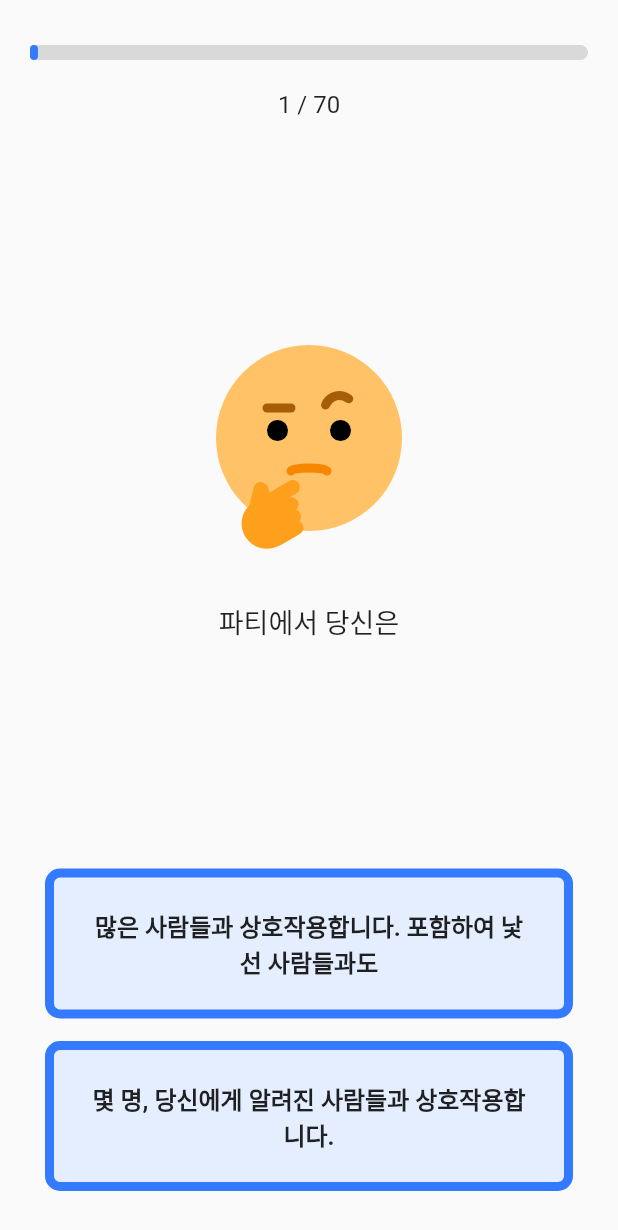
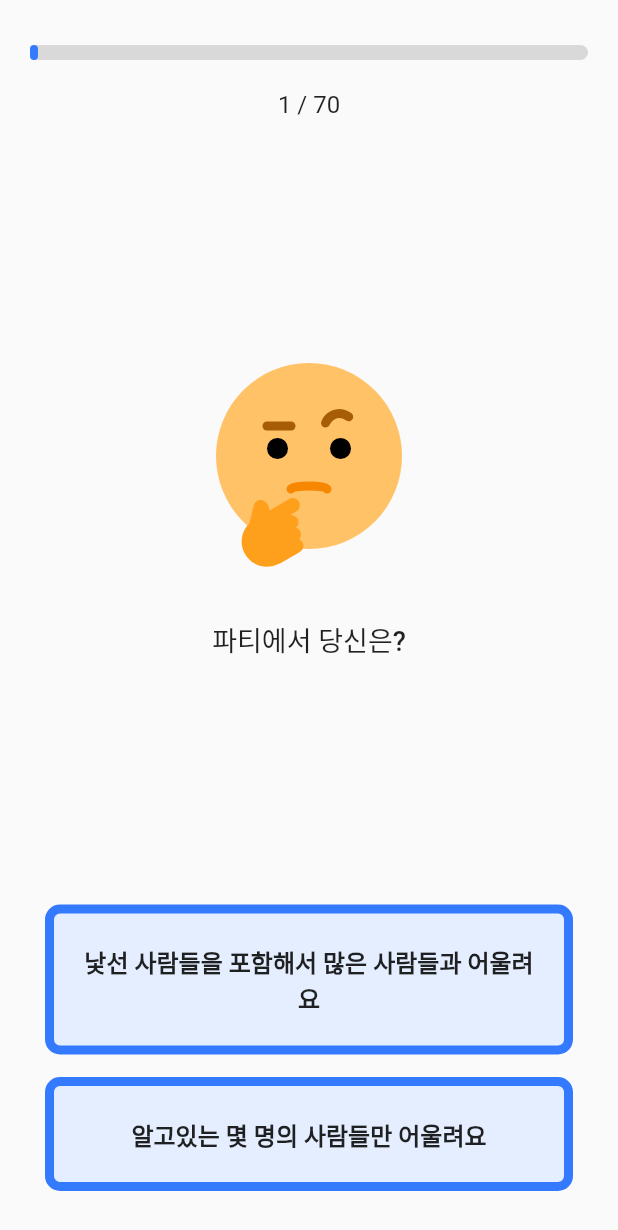
Before and after one commit to Kim-kwan-woo/mbti-app, a Flutter app: the TestPage screen opened by its route, on a phone screen of 412 x 824 dp. Shown: the top 1230 px of the screen. Run offline on Flutter 3.47's test engine with Material 2 defaults, Android fonts, the phone set to English and light mode, and no system bars; our stand-ins replace flutter_riverpod, flutter_svg, freezed_annotation, get_it, go_router.

Commit message:
mbti 앱 완성

```diff
--- a/lib/util/data_source.dart
+++ /dev/null
@@ -1,357 +0,0 @@
-class DataSource {
-  static const List<Map<String, dynamic>> questions = [
-    {
-      'index': 1,
-      'question': '파티에서 당신은',
-      'options': [
-        '많은 사람들과 상호작용합니다. 포함하여 낯선 사람들과도',
-        '몇 명, 당신에게 알려진 사람들과 상호작용합니다.'
-      ]
-    },
-    {
-      'index': 2,
-      'question': '당신은 더',
-      'options': ['현실적이며 추론적입니다.', '추론적이며 현실적입니다.']
-    },
-    {
-      'index': 3,
-      'question': '다음 중 어느 것이 더 나쁜 것이라고 생각하십니까',
-      'options': ['머리가 구름 속에 있는 것', '굳게 막힌 상태에 있는 것']
-    },
-    {
-      'index': 4,
-      'question': '당신은 무엇에 더 감동받나요',
-      'options': ['원칙', '감정']
-    },
-    {
-      'index': 5,
-      'question': '당신은 더 매혹되는 대상이',
-      'options': ['설득력 있는 것', '감동적인 것']
-    },
-    {
-      'index': 6,
-      'question': '당신은 어떻게 일하는 것을 선호하나요',
-      'options': ['마감일까지', '그냥 "언제든지"']
-    },
-    {
-      'index': 7,
-      'question': '당신은 일반적으로 선택할 때',
-      'options': ['상대적으로 신중하게 선택합니다.', '다소 충동적으로 선택합니다.']
-    },
-    {
-      'index': 8,
-      'question': '파티에서 당신은',
-      'options': ['늦게까지 머무르며 에너지가 더 생깁니다.', '일찍 떠나 에너지가 줄어듭니다.']
-    },
-    {
-      'index': 9,
-      'question': '다음 중 어느 것에 더 매료되나요',
-      'options': ['분별 있는 사람들', '상상력이 풍부한 사람들']
-    },
-    {
-      'index': 10,
-      'question': '당신은 무엇에 더 관심이 있나요',
-      'options': ['현재 실제인 것', '가능성 있는 것']
-    },
-    {
-      'index': 11,
-      'question': '다른 사람을 판단할 때 어느 쪽에 더 영향을 받나요',
-      'options': ['법보다 상황에 더 영향을 받습니다.', '상황보다 법에 더 영향을 받습니다.']
-    },
-    {
-      'index': 12,
-      'question': '다른 사람에게 다가갈 때 당신의 경향은 다소',
-      'options': ['객관적입니다.', '개인적입니다.']
-    },
-    {
-      'index': 13,
-      'question': '당신은 무엇에 더',
-      'options': ['시간을 엄수합니다.', '여유롭게 행동합니다.']
-    },
-    {
-      'index': 14,
-      'question': '당신은 더 귀찮게 생각하는 것은',
-      'options': ['미완성된 상태', '완료된 상태']
-    },
-    {
-      'index': 15,
-      'question': '당신의 사회 그룹에서 당신은',
-      'options': ['다른 사람들의 소식을 계속 주시합니다.', '소식을 뒤처지는 편입니다.']
-    },
-    {
-      'index': 16,
-      'question': '보통 일을 할 때 당신은 더',
-      'options': ['보통 방식대로 합니다.', '당신만의 방식대로 합니다.']
-    },
-    {
-      'index': 17,
-      'question': '작가들은',
-      'options': ['"뜻대로 말하고 말한 대로 하다"', '비유를 사용하여 더 잘 표현해야 한다.']
-    },
-    {
-      'index': 18,
-      'question': '다음 중 더 매력적으로 느끼는 것은',
-      'options': ['생각의 일관성', '조화로운 인간관계']
-    },
-    {
-      'index': 19,
-      'question': '당신은 더 편안한 느낌을 가진 것은',
-      'options': ['논리적인 판단을 내릴 때', '가치 판단을 내릴 때']
-    },
-    {
-      'index': 20,
-      'question': '당신은 물건들을 어떻게 원하나요',
-      'options': ['확정되고 결정된 상태로', '불확실하고 미정한 상태로']
-    },
-    {
-      'index': 21,
-      'question': '당신은 더',
-      'options': ['진지하고 결단력 있는 편', '느긋한 편']
-    },
-    {
-      'index': 22,
-      'question': '전화를 할 때 당신은',
-      'options': ['대개 모든 내용이 다 전달될 것이라 의심하지 않습니다.', '말할 내용을 미리 연습합니다.']
-    },
-    {
-      'index': 23,
-      'question': '사실은',
-      'options': ['"자체로 말합니다."', '원칙을 설명합니다.']
-    },
-    {
-      'index': 24,
-      'question': '선구자들은',
-      'options': ['다소 짜증스러운 경향이 있습니다.', '상당히 매혹적인 경향이 있습니다.']
-    },
-    {
-      'index': 25,
-      'question': '당신은 더 자주',
-      'options': ['냉정한 성품의 사람입니다.', '따뜻한 마음을 가진 사람입니다.']
-    },
-    {
-      'index': 26,
-      'question': '다음 중 어느 것이 더 나쁜 것이라고 생각하십니까',
-      'options': ['불공평한 것', '무자비한 것']
-    },
-    {
-      'index': 27,
-      'question': '일반적으로 사건들이 발생하게 두어야 할 때, 당신은 보통 어떤 태도를 가지나요',
-      'options': ['신중한 선택과 선택을 통해', '무작위로 우연히']
-    },
-    {
-      'index': 28,
-      'question': '다음 중 어떤 상황에서 당신은 더 나은 느낌을 가지나요',
-      'options': ['구매한 상태일 때', '구매 옵션이 있는 상태일 때']
-    },
-    {
-      'index': 29,
-      'question': '사람들과 함께 있을 때, 당신은 주로 어떤 태도를 가지나요',
-      'options': ['대화를 시작합니다.', '다가오기를 기다립니다.']
-    },
-    {
-      'index': 30,
-      'question': '상식은 보통 어떤가요',
-      'options': ['거의 의심할 여지가 없습니다.', '자주 의심할 여지가 있습니다.']
-    },
-    {
-      'index': 31,
-      'question': '어린이들은 일반적으로 다음 중 어느 쪽에 덜 매력을 느끼나요',
-      'options': ['충분히 유용하게 만들지 않습니다.', '충분히 상상력을 발휘하지 않습니다.']
-    },
-    {
-      'index': 32,
-      'question': '결정을 내릴 때, 당신은 어떤 쪽이 더 편안한가요',
-      'options': ['기준을 따릅니다.', '감정을 따릅니다.']
-    },
-    {
-      'index': 33,
-      'question': '다음 중 어느 쪽에 더 속합니다',
-      'options': ['단호한 편인가요?', '온화한 편인가요?']
-    },
-    {
-      'index': 34,
-      'question': '다음 중 어떤 것이 더 감탄스럽다고 생각하십니까',
-      'options': ['조직적이고 체계적인 능력', '적응하고 적당히 대처하는 능력']
-    },
-    {
-      'index': 35,
-      'question': '당신은 어떤 쪽을 더 가치 있게 여기나요',
-      'options': ['무한한 것을', '개방적인 마음을']
-    },
-    {
-      'index': 36,
-      'question': '새롭고 일상적이지 않은 타인과의 상호작용은 일반적으로 당신에게 어떤 영향을 미치나요',
-      'options': ['자극을 주며 활력을 불어넣습니다.', '당신의 에너지를 소모합니다.']
-    },
-    {
-      'index': 37,
-      'question': '당신은 더 자주 어떤 유형의 사람인가요',
-      'options': ['실용적인 유형의 사람', '환상적인 유형의 사람']
-    },
-    {
-      'index': 38,
-      'question': '당신은 더 자주 어떤 것을 볼 수 있나요',
-      'options': ['다른 사람들이 유용한 부분을 보는가요?', '다른 사람들이 어떻게 생각하는지 보는가요?']
-    },
-    {
-      'index': 39,
-      'question': '어떤 것이 더 만족스럽다고 생각하나요',
-      'options': ['문제를 철저히 논의하는 것', '문제에 대한 합의에 도달하는 것']
-    },
-    {
-      'index': 40,
-      'question': '무엇이 더 당신을 지배하나요',
-      'options': ['당신의 머리', '당신의 마음']
-    },
-    {
-      'index': 41,
-      'question': '당신은 어떤 종류의 일에 더 편안한가요',
-      'options': ['계약된 일', '임시적인 일']
-    },
-    {
-      'index': 42,
-      'question': '당신은 주로 무엇을 찾나요',
-      'options': ['질서 정연함을', '어떤 것이든 나타나는 대로를']
-    },
-    {
-      'index': 43,
-      'question': '다음 중 어떤 것을 더 선호하나요',
-      'options': ['짧은 접촉이 많은 많은 친구들', '긴 접촉이 있는 몇몇 친구들']
-    },
-    {
-      'index': 44,
-      'question': '다음 중 어떤 것을 더 중요하게 여기나요',
-      'options': ['사실을', '원칙을']
-    },
-    {
-      'index': 45,
-      'question': '다음 중 어떤 것에 더 관심이 있나요',
-      'options': ['생산과 유통', '디자인과 연구']
-    },
-    {
-      'index': 46,
-      'question': '다음 중 어떤 칭찬이 더 중요하다고 생각하십니까',
-      'options': ['"매우 논리적인 사람이다."', '"매우 감정적인 사람이다."']
-    },
-    {
-      'index': 47,
-      'question': '당신은 자신에게 무엇이 더 중요하다고 생각나요',
-      'options': ['확고함', '헌신적임']
-    },
-    {
-      'index': 48,
-      'question': '더 자주 어떤 것을 선호하나요',
-      'options': ['최종적이고 변경할 수 없는 진술을', '일시적이고 예비적인 진술을']
-    },
-    {
-      'index': 49,
-      'question': '당신은 어떤 상황에서 더 편안한가요',
-      'options': ['결정을 내린 후에', '결정을 내리기 전에']
-    },
-    {
-      'index': 50,
-      'question': '다음 중 어떤 활동을 더 자주 하나요',
-      'options': ['낯선 사람들과 쉽게 그리고 길게 대화합니다.', '낯선 사람들에게 말할 말이 별로 없습니다.']
-    },
-    {
-      'index': 51,
-      'question': '당신은 누구에게 더 믿음을 가질 가능성이 더 높나요',
-      'options': ['자신의 경험을', '직감을']
-    },
-    {
-      'index': 52,
-      'question': '다음 중 어떤 성향이 더 강한가요',
-      'options': ['더 실용적이다.', '더 창의적이다.']
-    },
-    {
-      'index': 53,
-      'question': '누구에게 칭찬을 더 주고 싶은가요',
-      'options': ['논리적인 사유를 가진 사람', '강한 감정을 가진 사람']
-    },
-    {
-      'index': 54,
-      'question': '당신은 더 경향이 있나요',
-      'options': ['공정한 마음을 가진 쪽으로', '공감적인 마음을 가진 쪽으로']
-    },
-    {
-      'index': 55,
-      'question': '주로 어떤 것이 더 선호됩니까',
-      'options': ['일을 정리하는 것을 확실히 하는 것', '그냥 일어나게 놔두는 것']
-    },
-    {
-      'index': 56,
-      'question': '대인관계에서 대부분의 것들은 어떤 식으로 되어야 한다고 생각하나요',
-      'options': ['재협의 가능해야 한다.', '무작위적이고 상황에 따라 달라져야 한다.']
-    },
-    {
-      'index': 57,
-      'question': '전화벨이 울리면 어떻게 하나요',
-      'options': ['가장 먼저 전화에 달려가려고 합니다.', '다른 누군가가 받기를 기대합니다.']
-    },
-    {
-      'index': 58,
-      'question': '당신은 자신에게 어떤 것을 더 소중히 여기나요',
-      'options': ['현실감각이 강한 것', '생생한 상상력을 가진 것']
-    },
-    {
-      'index': 59,
-      'question': '더 매혹되는 대상은 무엇인가요',
-      'options': ['기본 원리와 개념', '감정과 분위기']
-    },
-    {
-      'index': 60,
-      'question': '더 큰 실수로 보이는 것은 무엇인가요',
-      'options': ['너무 열정적이다.', '너무 객관적이다.']
-    },
-    {
-      'index': 61,
-      'question': '기본적으로 당신은 어떻게 보이나요',
-      'options': ['머리가 더 굳센 편이다.', '마음이 더 부드러운 편이다.']
-    },
-    {
-      'index': 62,
-      'question': '어떤 상황이 더 매력적으로 느껴지나요',
-      'options': ['체계적이고 일정이 잡힌 상황', '구조화되지 않고 일정이 없는 상황']
-    },
-    {
-      'index': 63,
-      'question': '당신은 더',
-      'options': ['예측 가능한 쪽인가요?', '변덕스러운 쪽인가요?']
-    },
-    {
-      'index': 64,
-      'question': '더 선호하는 경향이 있는 쪽은 어떤가요',
-      'options': ['다가가기 쉬운 편이다.', '다소 내성적인 편이다.']
-    },
-    {
-      'index': 65,
-      'question': '글쓰기에서 더 선호하는 쪽은 어떤가요',
-      'options': ['더 구체적인 쪽', '더 비유적인 쪽']
-    },
-    {
-      'index': 66,
-      'question': '당신에게 더 어려운 것은 무엇인가요',
-      'options': ['다른 사람과 공감하기', '다른 사람을 활용하기']
-    },
-    {
-      'index': 67,
-      'question': '다음 중 어떤 표현이 더 자주 들립니까',
-      'options': ['"무슨 느낌인가요?"', '"무슨 생각인가요?"']
-    },
-    {
-      'index': 68,
-      'question': '더 진리를 담고 있는 것은 무엇인가요',
-      'options': ['머리', '마음']
-    },
-    {
-      'index': 69,
-      'question': '당신은 더 많은 일을 할 때',
-      'options': ['매우 피곤해집니다.', '에너지가 생깁니다.']
-    },
-    {
-      'index': 70,
-      'question': '당신은 더 자주 무엇을 경험하나요',
-      'options': ['계획적인 측면을', '임기응변 측면을']
-    }
-  ];
-}
--- a/lib/view/pages/mbti_page.dart
+++ b/lib/view/pages/mbti_page.dart
@@ -1,6 +1,5 @@
 import 'package:flutter/material.dart';
 import 'package:flutter_riverpod/flutter_riverpod.dart';
-import 'package:testapp/util/app_color.dart';
 import 'package:testapp/util/app_router.dart';
 import 'package:testapp/view/widgets/main_elevated_button.dart';
 import 'package:testapp/view/widgets/mbti_card.dart';
@@ -17,7 +16,7 @@ class MbtiPage extends ConsumerWidget {
     return Scaffold(
       body: SafeArea(
         child: Padding(
-          padding: EdgeInsets.all(20),
+          padding: const EdgeInsets.all(20),
           child: Column(
             crossAxisAlignment: CrossAxisAlignment.start,
             children: [
@@ -39,6 +38,7 @@ class MbtiPage extends ConsumerWidget {
                   ),
                 ],
               ),
+              const SizedBox(height: 8),
               Expanded(
                 child: ListView.builder(
                   itemCount: mbtiViewModel.value?.length ?? 0,
--- a/lib/view/widgets/main_elevated_button.dart
+++ b/lib/view/widgets/main_elevated_button.dart
@@ -5,8 +5,8 @@ class MainElevatedButton extends StatelessWidget {
   const MainElevatedButton(
       {super.key, required this.onPressed, required this.childText});
 
-  final VoidCallback onPressed;
-  final String childText;
+  final VoidCallback onPressed; //onPressed 이벤트
+  final String childText; //버튼 텍스트
 
   @override
   Widget build(BuildContext context) {
--- a/lib/view/widgets/option_card.dart
+++ b/lib/view/widgets/option_card.dart
@@ -4,8 +4,8 @@ import 'package:testapp/util/app_color.dart';
 class OptionCard extends StatelessWidget {
   const OptionCard({super.key, required this.onTap, required this.optionText});
 
-  final VoidCallback onTap;
-  final String optionText;
+  final VoidCallback onTap; //onTap 이벤트
+  final String optionText; //옵션 내용
 
   @override
   Widget build(BuildContext context) {
--- a/lib/view/widgets/round_custom_painter.dart
+++ b/lib/view/widgets/round_custom_painter.dart
@@ -7,7 +7,7 @@ class RoundCustomPainter extends CustomPainter {
       ..color = Colors.white
       ..style = PaintingStyle.fill;
 
-    double curveHeight = 50.0; // 곡선 높이 조절
+    double curveHeight = 50.0; //곡선 높이 조절
     double width = size.width;
     double height = size.height;
 
--- a/lib/view/widgets/test_progress_bar.dart
+++ b/lib/view/widgets/test_progress_bar.dart
@@ -4,16 +4,17 @@ import 'package:testapp/util/app_color.dart';
 class TestProgressBar extends StatefulWidget {
   const TestProgressBar({super.key, required this.questionIdx});
 
-  final int questionIdx;
+  final int questionIdx; //질문 번호
 
   @override
   State<TestProgressBar> createState() => _TestProgressBarState();
 }
 
 class _TestProgressBarState extends State<TestProgressBar> {
-  final GlobalKey _containerKey = GlobalKey();
-  Size? size;
+  final GlobalKey _containerKey = GlobalKey(); //컨테이너 키
+  Size? size; //프로그레스 바 전체 사이즈
 
+  //프로그레스 바 전체 사이즈 가져오기
   Size? _getSize() {
     if (_containerKey.currentContext != null) {
       final RenderBox renderBox =
```
Also changed, not shown: assets/json/question_data.json (+165 -165 lines), lib/main.dart (+5 -3 lines).
